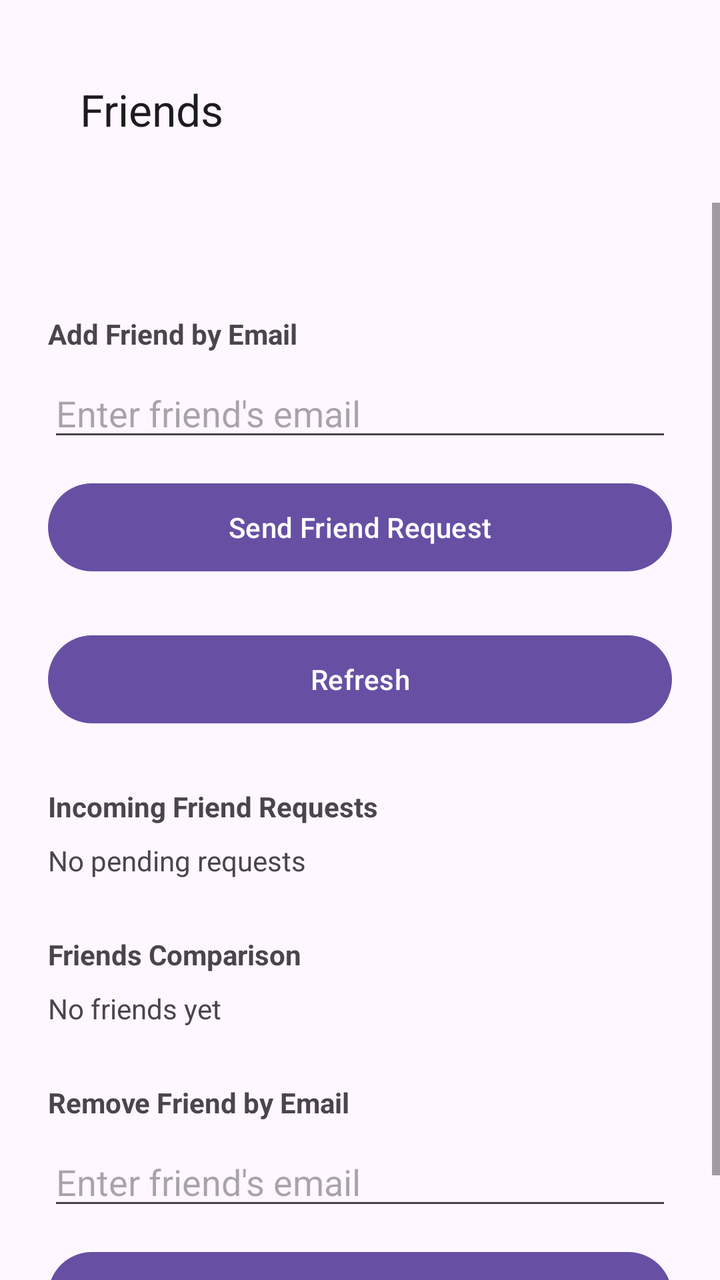
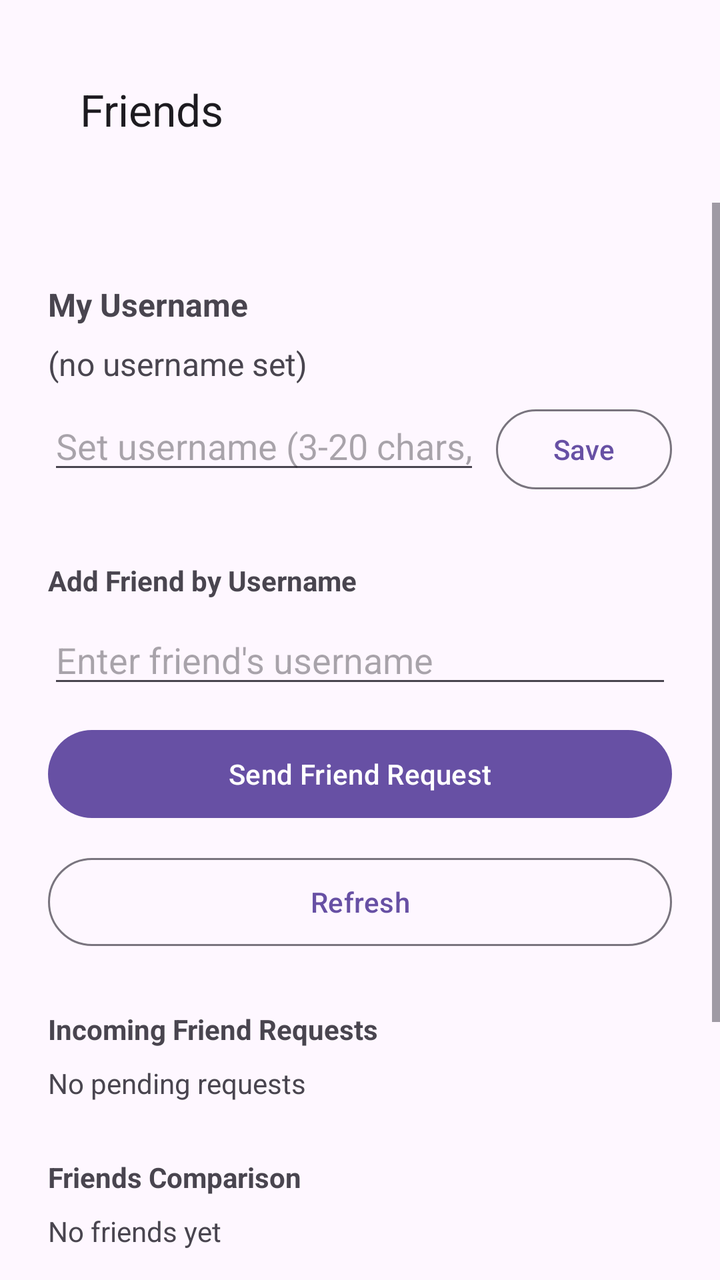

The first picture is an Android layout as it rendered before a commit; the second is the same layout after the commit. The layout source and the unified diff follow.
<!-- AndroidManifest.xml: application theme Theme.SmartStudyTimer -->
<!-- res/layout/fragment_friends.xml -->
<?xml version="1.0" encoding="utf-8"?>
<LinearLayout xmlns:android="http://schemas.android.com/apk/res/android"
    xmlns:app="http://schemas.android.com/apk/res-auto"
    android:layout_width="match_parent"
    android:layout_height="match_parent"
    android:orientation="vertical">

    <com.google.android.material.appbar.MaterialToolbar
        android:id="@+id/topAppBar"
        android:layout_width="match_parent"
        android:layout_height="wrap_content"
        android:padding="36dp"
        app:title="Friends" />

    <ScrollView
        android:layout_width="match_parent"
        android:layout_height="0dp"
        android:layout_weight="1">

        <LinearLayout
            android:layout_width="match_parent"
            android:layout_height="wrap_content"
            android:gravity="top"
            android:orientation="vertical"
            android:padding="24dp">

            <TextView
                android:id="@+id/addFriendLabel"
                android:layout_width="match_parent"
                android:layout_height="wrap_content"
                android:layout_marginTop="32dp"
                android:text="Add Friend by Email"
                android:textStyle="bold" />

            <EditText
                android:id="@+id/inputFriendEmail"
                android:layout_width="match_parent"
                android:layout_height="wrap_content"
                android:layout_marginTop="8dp"
                android:hint="Enter friend's email"
                android:inputType="textEmailAddress" />

            <Button
                android:id="@+id/btnSendFriendRequest"
                style="@style/Widget.Material3.Button"
                android:layout_width="match_parent"
                android:layout_height="52dp"
                android:layout_marginTop="12dp"
                android:text="Send Friend Request" />

            <Button
                android:id="@+id/btnRefreshProfile"
                style="@style/Widget.Material3.Button"
                android:layout_width="match_parent"
                android:layout_height="52dp"
                android:layout_marginTop="24dp"
                android:text="Refresh" />

            <TextView
                android:id="@+id/incomingRequestsLabel"
                android:layout_width="match_parent"
                android:layout_height="wrap_content"
                android:layout_marginTop="28dp"
                android:text="Incoming Friend Requests"
                android:textStyle="bold" />

            <TextView
                android:id="@+id/tvIncomingRequests"
                android:layout_width="match_parent"
                android:layout_height="wrap_content"
                android:layout_marginTop="8dp"
                android:text="No pending requests"
                android:textSize="14sp" />

            <TextView
                android:id="@+id/friendsComparisonLabel"
                android:layout_width="match_parent"
                android:layout_height="wrap_content"
                android:layout_marginTop="28dp"
                android:text="Friends Comparison"
                android:textStyle="bold" />

            <TextView
                android:id="@+id/tvFriendsComparison"
                android:layout_width="match_parent"
                android:layout_height="wrap_content"
                android:layout_marginTop="8dp"
                android:text="No friends yet"
                android:textSize="14sp" />

            <TextView
                android:id="@+id/removeFriendLabel"
                android:layout_width="match_parent"
                android:layout_height="wrap_content"
                android:layout_marginTop="28dp"
                android:text="Remove Friend by Email"
                android:textStyle="bold" />

            <EditText
                android:id="@+id/inputRemoveFriendEmail"
                android:layout_width="match_parent"
                android:layout_height="wrap_content"
                android:layout_marginTop="8dp"
                android:hint="Enter friend's email"
                android:inputType="textEmailAddress" />

            <Button
                android:id="@+id/btnRemoveFriend"
                style="@style/Widget.Material3.Button"
                android:layout_width="match_parent"
                android:layout_height="52dp"
                android:layout_marginTop="12dp"
                android:text="Remove Friend" />

        </LinearLayout>
    </ScrollView>

</LinearLayout>
<!-- resources referenced by this layout -->
<resources>
  <style name="Theme.SmartStudyTimer" parent="Theme.Material3.DayNight.NoActionBar">
          <item name="android:statusBarColor">@android:color/transparent</item>
          <item name="android:windowLightStatusBar">true</item>
      </style>
</resources>

<!-- the commit's change to res/layout/fragment_friends.xml (unified diff, before → after) -->
@@ -24,21 +24,93 @@
             android:orientation="vertical"
             android:padding="24dp">
 
+            
+            <TextView
+                android:layout_width="match_parent"
+                android:layout_height="wrap_content"
+                android:layout_marginTop="16dp"
+                android:text="My Username"
+                android:textSize="16sp"
+                android:textStyle="bold" />
+
+            
+            <LinearLayout
+                android:layout_width="match_parent"
+                android:layout_height="wrap_content"
+                android:layout_marginTop="8dp"
+                android:gravity="center_vertical"
+                android:orientation="horizontal">
+
+                <TextView
+                    android:id="@+id/tvMyUsername"
+                    android:layout_width="0dp"
+                    android:layout_height="wrap_content"
+                    android:layout_weight="1"
+                    android:text="(no username set)"
+                    android:textSize="16sp" />
+
+                <Button
+                    android:id="@+id/btnChangeUsername"
+                    style="@style/Widget.Material3.Button.OutlinedButton"
+                    android:layout_width="wrap_content"
+                    android:layout_height="wrap_content"
+                    android:text="Edit"
+                    android:visibility="gone" />
+
+            </LinearLayout>
+
+            
+            <LinearLayout
+                android:id="@+id/usernameEditRow"
+                android:layout_width="match_parent"
+                android:layout_height="wrap_content"
+                android:layout_marginTop="8dp"
+                android:orientation="horizontal"
+                android:visibility="visible">
+
+                <EditText
+                    android:id="@+id/inputNewUsername"
+                    android:layout_width="0dp"
+                    android:layout_height="wrap_content"
+                    android:layout_weight="1"
+                    android:hint="Set username (3‑20 chars, a‑z 0‑9 _)"
+                    android:inputType="textNoSuggestions"
+                    android:maxLength="20" />
+
+                <Button
+                    android:id="@+id/btnSetUsername"
+                    style="@style/Widget.Material3.Button.OutlinedButton"
+                    android:layout_width="wrap_content"
+                    android:layout_height="wrap_content"
+                    android:layout_marginStart="8dp"
+                    android:text="Save" />
+
+            </LinearLayout>
+
+            <TextView
+                android:id="@+id/usernameStatusText"
+                android:layout_width="match_parent"
+                android:layout_height="wrap_content"
+                android:layout_marginTop="4dp"
+                android:textSize="12sp"
+                android:visibility="gone" />
+
+            
             <TextView
                 android:id="@+id/addFriendLabel"
                 android:layout_width="match_parent"
                 android:layout_height="wrap_content"
                 android:layout_marginTop="32dp"
-                android:text="Add Friend by Email"
+                android:text="Add Friend by Username"
                 android:textStyle="bold" />
 
             <EditText
-                android:id="@+id/inputFriendEmail"
+                android:id="@+id/inputFriendUsername"
                 android:layout_width="match_parent"
                 android:layout_height="wrap_content"
                 android:layout_marginTop="8dp"
-                android:hint="Enter friend's email"
-                android:inputType="textEmailAddress" />
+                android:hint="Enter friend's username"
+                android:inputType="textNoSuggestions" />
 
             <Button
                 android:id="@+id/btnSendFriendRequest"
@@ -50,12 +122,13 @@
 
             <Button
                 android:id="@+id/btnRefreshProfile"
-                style="@style/Widget.Material3.Button"
+                style="@style/Widget.Material3.Button.OutlinedButton"
                 android:layout_width="match_parent"
                 android:layout_height="52dp"
-                android:layout_marginTop="24dp"
+                android:layout_marginTop="12dp"
                 android:text="Refresh" />
 
+            
             <TextView
                 android:id="@+id/incomingRequestsLabel"
                 android:layout_width="match_parent"
@@ -72,6 +145,7 @@
                 android:text="No pending requests"
                 android:textSize="14sp" />
 
+            
             <TextView
                 android:id="@+id/friendsComparisonLabel"
                 android:layout_width="match_parent"
@@ -88,21 +162,22 @@
                 android:text="No friends yet"
                 android:textSize="14sp" />
 
+            
             <TextView
                 android:id="@+id/removeFriendLabel"
                 android:layout_width="match_parent"
                 android:layout_height="wrap_content"
                 android:layout_marginTop="28dp"
-                android:text="Remove Friend by Email"
+                android:text="Remove Friend by Username"
                 android:textStyle="bold" />
 
             <EditText
-                android:id="@+id/inputRemoveFriendEmail"
+                android:id="@+id/inputRemoveFriendUsername"
                 android:layout_width="match_parent"
                 android:layout_height="wrap_content"
                 android:layout_marginTop="8dp"
-                android:hint="Enter friend's email"
-                android:inputType="textEmailAddress" />
+                android:hint="Enter friend's username"
+                android:inputType="textNoSuggestions" />
 
             <Button
                 android:id="@+id/btnRemoveFriend"
